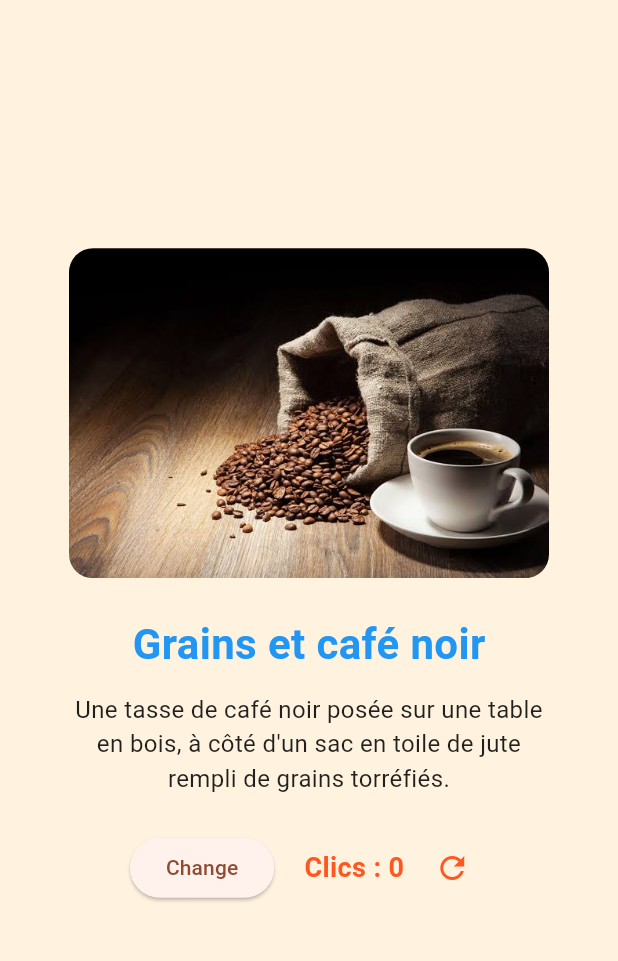
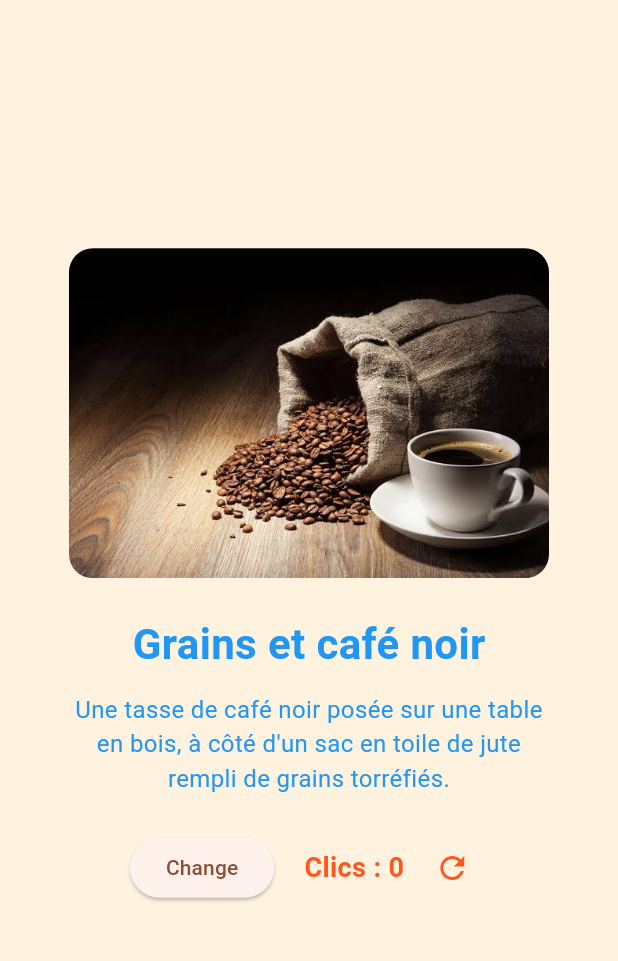
Before and after one commit to YoussefBecher/CoffeeApp, a Flutter app: the screen it shows after launch, on a phone screen of 412 x 824 dp, the part 84-1045 px from its top. Run offline on Flutter 3.47's test engine with Material 3 defaults, Android fonts, the phone set to English and light mode, and no system bars.

Commit message:
Modification de l'application Coffee Shop

```diff
--- a/lib/main.dart
+++ b/lib/main.dart
@@ -26,8 +26,9 @@ class CoffeeItem {
   final String image;
   final String title;
   final String description;
+  final Color couleur; // couleur du texte pour ce café
 
-  const CoffeeItem(this.image, this.title, this.description);
+  const CoffeeItem(this.image, this.title, this.description, this.couleur);
 }
 
 class HomePage extends StatefulWidget {
@@ -45,36 +46,42 @@ class _HomePageState extends State<HomePage> {
       'Grains et café noir',
       'Une tasse de café noir posée sur une table en bois, '
           'à côté d\'un sac en toile de jute rempli de grains torréfiés.',
+      Colors.blue,
     ),
     CoffeeItem(
       'assets/coffee2.jpg',
       'Café noir rétro',
       'Un café noir bien serré servi dans une tasse vintage '
           'à motifs étoilés, avec une fine mousse en surface.',
+      Colors.red,
     ),
     CoffeeItem(
       'assets/coffee3.jpg',
       'Latte art en cœur',
       'Un cappuccino décoré d\'un cœur et de volutes de chocolat, '
           'tenu à deux mains, à côté d\'une viennoiserie.',
+      Colors.green,
     ),
     CoffeeItem(
       'assets/coffee4.jpg',
       'Café et grains frais',
       'Vue du dessus d\'un café noir entouré de grains torréfiés '
           'et de feuilles de caféier.',
+      Colors.purple,
     ),
     CoffeeItem(
       'assets/coffee5.jpg',
       'Espresso fumant',
       'Un espresso crémeux et chaud dans une tasse blanche, '
           'posé sur des grains de café et un sac en toile de jute.',
+      Colors.orange,
     ),
     CoffeeItem(
       'assets/coffee6.jpg',
       'Latte art en feuille',
       'Un café au lait avec un joli motif de feuille (rosetta) '
           'dessiné dans la mousse, vu du dessus.',
+      Colors.teal,
     ),
   ];
 
@@ -201,10 +208,10 @@ class _HomePageState extends State<HomePage> {
               const SizedBox(height: 24),
               Text(
                 item.title,
-                style: const TextStyle(
+                style: TextStyle(
                   fontSize: 28,
                   fontWeight: FontWeight.bold,
-                  color: Colors.blue,
+                  color: item.couleur,
                 ),
               ),
               const SizedBox(height: 12),
@@ -213,7 +220,7 @@ class _HomePageState extends State<HomePage> {
                 child: Text(
                   item.description,
                   textAlign: TextAlign.center,
-                  style: const TextStyle(fontSize: 16, color: Colors.black87),
+                  style: TextStyle(fontSize: 16, color: item.couleur),
                 ),
               ),
               const SizedBox(height: 24),
```
